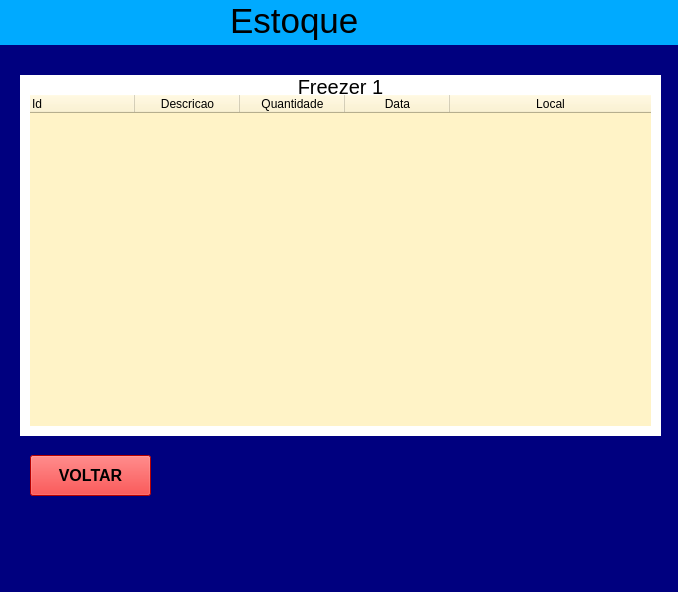
samuelgarca/controleestoquepyqt5, file freezer_1.ui: the form before one commit.
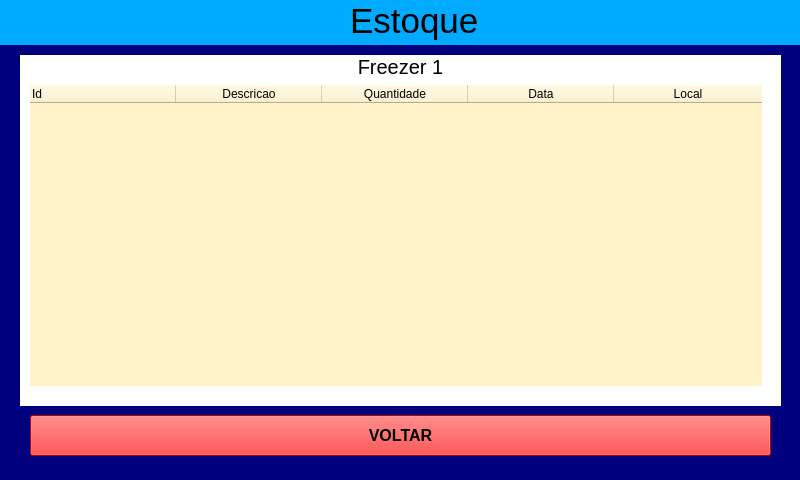
The form after the commit.

Diff of the .ui file:
```diff
--- a/freezer_1.ui
+++ b/freezer_1.ui
@@ -6,8 +6,8 @@
    <rect>
     <x>0</x>
     <y>0</y>
-    <width>678</width>
-    <height>592</height>
+    <width>800</width>
+    <height>480</height>
    </rect>
   </property>
   <property name="windowTitle">
@@ -61,7 +61,7 @@
       <widget class="QLabel" name="label">
        <property name="geometry">
         <rect>
-         <x>230</x>
+         <x>350</x>
          <y>0</y>
          <width>361</width>
          <height>41</height>
@@ -105,8 +105,8 @@
        <property name="geometry">
         <rect>
          <x>30</x>
-         <y>410</y>
-         <width>121</width>
+         <y>370</y>
+         <width>741</width>
          <height>41</height>
         </rect>
        </property>
@@ -128,9 +128,9 @@
        <property name="geometry">
         <rect>
          <x>20</x>
-         <y>30</y>
-         <width>641</width>
-         <height>361</height>
+         <y>10</y>
+         <width>761</width>
+         <height>351</height>
         </rect>
        </property>
        <property name="font">
@@ -178,14 +178,16 @@
        <property name="geometry">
         <rect>
          <x>30</x>
-         <y>50</y>
-         <width>621</width>
-         <height>331</height>
+         <y>40</y>
+         <width>732</width>
+         <height>301</height>
         </rect>
        </property>
        <property name="font">
         <font>
-         <pointsize>10</pointsize>
+         <pointsize>13</pointsize>
+         <weight>75</weight>
+         <bold>true</bold>
         </font>
        </property>
        <property name="styleSheet">
@@ -209,17 +211,20 @@
        <property name="columnCount">
         <number>5</number>
        </property>
+       <attribute name="horizontalHeaderVisible">
+        <bool>true</bool>
+       </attribute>
        <attribute name="horizontalHeaderCascadingSectionResizes">
         <bool>true</bool>
        </attribute>
        <attribute name="horizontalHeaderDefaultSectionSize">
-        <number>105</number>
+        <number>146</number>
        </attribute>
        <attribute name="horizontalHeaderHighlightSections">
         <bool>true</bool>
        </attribute>
        <attribute name="horizontalHeaderMinimumSectionSize">
-        <number>43</number>
+        <number>40</number>
        </attribute>
        <attribute name="horizontalHeaderShowSortIndicator" stdset="0">
         <bool>true</bool>
```
Left out of the diff: 2 changed lines with no effect on the pictures.
